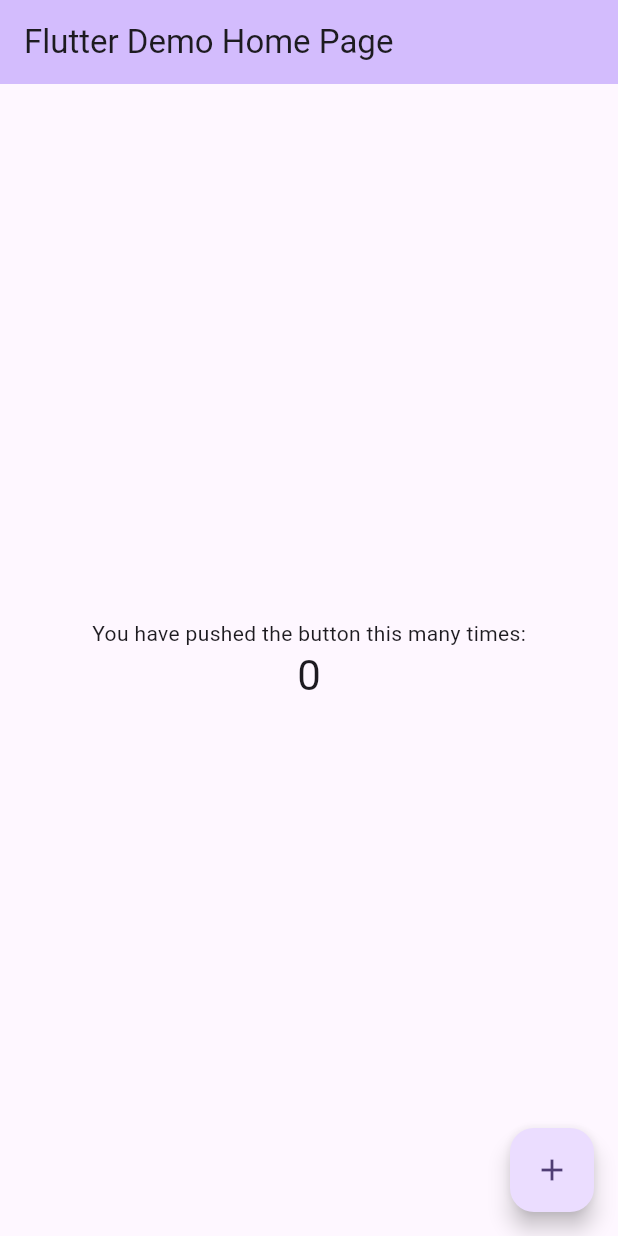
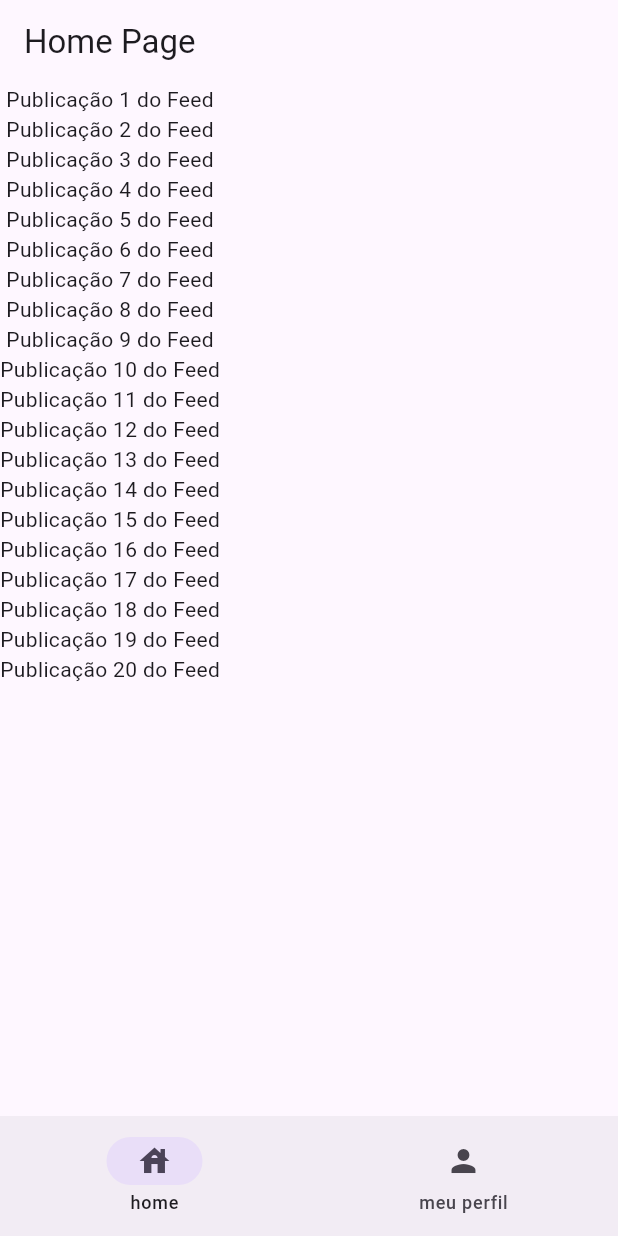
Before and after one commit to arvrdnatal/lib_app, a Flutter app: the screen it shows after launch, on a phone screen of 412 x 824 dp. Run offline on Flutter 3.47's test engine with Material 3 defaults, Android fonts, the phone set to English and light mode, and no system bars; our stand-ins replace bloc, flutter_bloc, freezed_annotation, get_it, go_router.

Commit message:
Feature: Criação de algumas telas básicas

```diff
--- /dev/null
+++ b/devtools_options.yaml
@@ -0,0 +1,3 @@
+description: This file stores settings for Dart & Flutter DevTools.
+documentation: https://docs.flutter.dev/tools/devtools/extensions#configure-extension-enablement-states
+extensions:
--- /dev/null
+++ b/lib/core/routes/routes.dart
@@ -0,0 +1,41 @@
+import 'package:go_router/go_router.dart';
+import 'package:lib_app/core/routes/route_names.dart';
+import 'package:lib_app/ui/features/splash/splash_page.dart';
+
+import '../../ui/features/home/home_page.dart';
+import '../../ui/features/profile/profile_page.dart';
+import '../../ui/shared/bottomNavBar/navigation_bar_home_widget.dart';
+
+final routes = GoRouter(
+  initialLocation: Routes.splash.path,
+  routes: [
+    GoRoute(
+      name: Routes.splash.name,
+      path: Routes.splash.path,
+      builder: (context, state) => const SplashPage(),
+    ),
+    StatefulShellRoute.indexedStack(
+      builder: (context, state, navigationShell) => NavigationBarHomeWidget(navShell: navigationShell),
+      branches: [
+        StatefulShellBranch(
+          routes: [
+            GoRoute(
+              name: Routes.home.name,
+              path: Routes.home.path,
+              builder: (context, state) => HomePage(),
+            ),
+          ],
+        ),
+        StatefulShellBranch(
+          routes: [
+            GoRoute(
+              name: Routes.profile.name,
+              path: Routes.profile.path,
+              builder: (context, state) => ProfilePage(),
+            ),
+          ],
+        ),
+      ],
+    ),
+  ],
+);
--- a/lib/main.dart
+++ b/lib/main.dart
@@ -1,122 +1,26 @@
 import 'package:flutter/material.dart';
+import 'package:lib_app/core/routes/routes.dart';
+import 'package:lib_app/domain/injections/injections.dart';
 
 void main() {
+  initInjections();
+
   runApp(const MyApp());
 }
 
 class MyApp extends StatelessWidget {
   const MyApp({super.key});
 
-  // This widget is the root of your application.
   @override
   Widget build(BuildContext context) {
-    return MaterialApp(
+    return MaterialApp.router(
       title: 'Flutter Demo',
       theme: ThemeData(
-        // This is the theme of your application.
-        //
-        // TRY THIS: Try running your application with "flutter run". You'll see
-        // the application has a purple toolbar. Then, without quitting the app,
-        // try changing the seedColor in the colorScheme below to Colors.green
-        // and then invoke "hot reload" (save your changes or press the "hot
-        // reload" button in a Flutter-supported IDE, or press "r" if you used
-        // the command line to start the app).
-        //
-        // Notice that the counter didn't reset back to zero; the application
-        // state is not lost during the reload. To reset the state, use hot
-        // restart instead.
-        //
-        // This works for code too, not just values: Most code changes can be
-        // tested with just a hot reload.
         colorScheme: ColorScheme.fromSeed(seedColor: Colors.deepPurple),
       ),
-      home: const MyHomePage(title: 'Flutter Demo Home Page'),
+      routerDelegate: routes.routerDelegate,
+      routeInformationParser: routes.routeInformationParser,
+      routeInformationProvider: routes.routeInformationProvider,
     );
   }
 }
-
-class MyHomePage extends StatefulWidget {
-  const MyHomePage({super.key, required this.title});
-
-  // This widget is the home page of your application. It is stateful, meaning
-  // that it has a State object (defined below) that contains fields that affect
-  // how it looks.
-
-  // This class is the configuration for the state. It holds the values (in this
-  // case the title) provided by the parent (in this case the App widget) and
-  // used by the build method of the State. Fields in a Widget subclass are
-  // always marked "final".
-
-  final String title;
-
-  @override
-  State<MyHomePage> createState() => _MyHomePageState();
-}
-
-class _MyHomePageState extends State<MyHomePage> {
-  int _counter = 0;
-
-  void _incrementCounter() {
-    setState(() {
-      // This call to setState tells the Flutter framework that something has
-      // changed in this State, which causes it to rerun the build method below
-      // so that the display can reflect the updated values. If we changed
-      // _counter without calling setState(), then the build method would not be
-      // called again, and so nothing would appear to happen.
-      _counter++;
-    });
-  }
-
-  @override
-  Widget build(BuildContext context) {
-    // This method is rerun every time setState is called, for instance as done
-    // by the _incrementCounter method above.
-    //
-    // The Flutter framework has been optimized to make rerunning build methods
-    // fast, so that you can just rebuild anything that needs updating rather
-    // than having to individually change instances of widgets.
-    return Scaffold(
-      appBar: AppBar(
-        // TRY THIS: Try changing the color here to a specific color (to
-        // Colors.amber, perhaps?) and trigger a hot reload to see the AppBar
-        // change color while the other colors stay the same.
-        backgroundColor: Theme.of(context).colorScheme.inversePrimary,
-        // Here we take the value from the MyHomePage object that was created by
-        // the App.build method, and use it to set our appbar title.
-        title: Text(widget.title),
-      ),
-      body: Center(
-        // Center is a layout widget. It takes a single child and positions it
-        // in the middle of the parent.
-        child: Column(
-          // Column is also a layout widget. It takes a list of children and
-          // arranges them vertically. By default, it sizes itself to fit its
-          // children horizontally, and tries to be as tall as its parent.
-          //
-          // Column has various properties to control how it sizes itself and
-          // how it positions its children. Here we use mainAxisAlignment to
-          // center the children vertically; the main axis here is the vertical
-          // axis because Columns are vertical (the cross axis would be
-          // horizontal).
-          //
-          // TRY THIS: Invoke "debug painting" (choose the "Toggle Debug Paint"
-          // action in the IDE, or press "p" in the console), to see the
-          // wireframe for each widget.
-          mainAxisAlignment: MainAxisAlignment.center,
-          children: <Widget>[
-            const Text('You have pushed the button this many times:'),
-            Text(
-              '$_counter',
-              style: Theme.of(context).textTheme.headlineMedium,
-            ),
-          ],
-        ),
-      ),
-      floatingActionButton: FloatingActionButton(
-        onPressed: _incrementCounter,
-        tooltip: 'Increment',
-        child: const Icon(Icons.add),
-      ), // This trailing comma makes auto-formatting nicer for build methods.
-    );
-  }
-}
--- /dev/null
+++ b/lib/ui/features/home/home_page.dart
@@ -0,0 +1,24 @@
+import 'package:flutter/material.dart';
+
+class HomePage extends StatefulWidget {
+  const HomePage({super.key});
+
+  @override
+  State<HomePage> createState() => _HomePageState();
+}
+
+class _HomePageState extends State<HomePage> {
+  @override
+  Widget build(BuildContext context) {
+    return Scaffold(
+      appBar: AppBar(title: Text("Home Page")),
+      body: SafeArea(
+        child: Column(
+          children: List.generate(20, (index) {
+            return Text("Publicação ${index + 1} do Feed");
+          }),
+        ),
+      ),
+    );
+  }
+}
--- /dev/null
+++ b/lib/ui/shared/bottomNavBar/navigation_bar_home_widget.dart
@@ -0,0 +1,22 @@
+import 'package:flutter/material.dart';
+import 'package:go_router/go_router.dart';
+
+class NavigationBarHomeWidget extends StatelessWidget {
+  const NavigationBarHomeWidget({super.key, required this.navShell});
+
+  final StatefulNavigationShell navShell;
+
+  @override
+  Widget build(BuildContext context) {
+    return Scaffold(
+      bottomNavigationBar: NavigationBar(
+          onDestinationSelected: navShell.goBranch,
+          selectedIndex: navShell.currentIndex,
+          destinations: [
+            NavigationDestination(icon: Icon(Icons.house), label: 'home'),
+            NavigationDestination(icon: Icon(Icons.person), label: 'meu perfil'),
+          ]),
+      body: navShell,
+    );
+  }
+}
```
Also changed, not shown: lib/core/routes/route_names.dart (added, +10 -0 lines), lib/core/util/extension_util.dart (added, +9 -0 lines), lib/domain/injections/injections.dart (added, +8 -0 lines), lib/domain/injections/splash_injection.dart (added, +7 -0 lines), lib/ui/features/book/book_page.dart (added, +45 -0 lines), lib/ui/features/new_progress/new_progress_page.dart (added, +27 -0 lines), lib/ui/features/profile/profile_page.dart (added, +32 -0 lines), lib/ui/features/splash/splash_bloc.dart (added, +29 -0 lines), lib/ui/features/splash/splash_page.dart (added, +43 -0 lines), lib/ui/features/splash/splash_state.dart (added, +17 -0 lines), pubspec.yaml (+7 -0 lines), lib/ui/features/splash/splash_state.freezed.dart (added), pubspec.lock.
